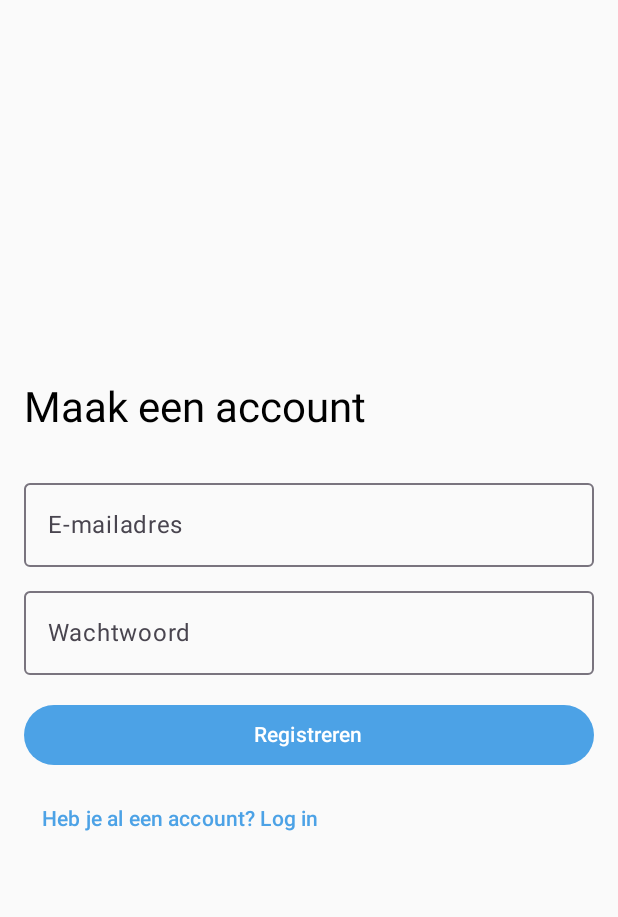
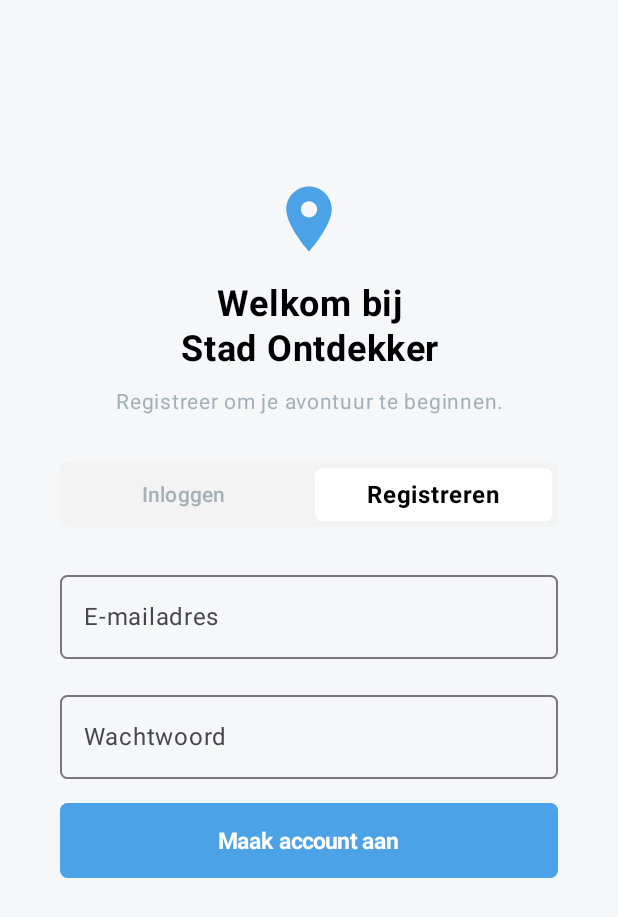
Before and after one commit to lararqna/CityApp, an Android app built with Jetpack Compose: the screen it shows after launch (MainActivity), on a phone screen of 412 x 824 dp. Shown: the top 917 px of the screen. Run offline under Robolectric (Android 15) with nearby library versions, the phone set to English and light mode, and no system bars; our stand-ins replace Firebase (no records; nobody signed in at launch, a user with empty details on screens opened directly).

Commit message:
Adjust layout of register page to match login page

```diff
--- a/app/src/main/java/com/example/cityapp/ui/LoginScreen.kt
+++ b/app/src/main/java/com/example/cityapp/ui/LoginScreen.kt
@@ -6,6 +6,7 @@ import androidx.compose.foundation.layout.*
 import androidx.compose.foundation.shape.RoundedCornerShape
 import androidx.compose.material.icons.Icons
 import androidx.compose.material.icons.filled.LocationOn
+import androidx.compose.material.icons.filled.Place
 import androidx.compose.material3.*
 import androidx.compose.runtime.*
 import androidx.compose.runtime.getValue
@@ -49,8 +50,8 @@ fun LoginScreen(
             Spacer(modifier = Modifier.height(120.dp))
 
             Icon(
-                imageVector = Icons.Default.LocationOn,
-                contentDescription = "Compass Icon",
+                imageVector = Icons.Default.Place,
+                contentDescription = "Place Icon",
                 modifier = Modifier.size(52.dp),
                 tint = MaterialTheme.colorScheme.primary
             )
@@ -69,7 +70,7 @@ fun LoginScreen(
             Spacer(modifier = Modifier.height(10.dp))
 
             Text(
-                text = "Log in of maak een account aan\nom je avontuur te beginnen.",
+                text = "Log in om je avontuur te beginnen.",
                 color = AppTheme.extendedColors.inactiveText,
                 fontSize = 14.sp,
                 textAlign = TextAlign.Center,
--- a/app/src/main/java/com/example/cityapp/ui/RegisterScreen.kt
+++ b/app/src/main/java/com/example/cityapp/ui/RegisterScreen.kt
@@ -2,30 +2,28 @@ package com.example.cityapp.ui
 
 import android.util.Log
 import android.widget.Toast
-import androidx.compose.foundation.layout.Arrangement
-import androidx.compose.foundation.layout.Column
-import androidx.compose.foundation.layout.Spacer
-import androidx.compose.foundation.layout.fillMaxSize
-import androidx.compose.foundation.layout.fillMaxWidth
-import androidx.compose.foundation.layout.height
-import androidx.compose.foundation.layout.padding
-import androidx.compose.material3.Button
-import androidx.compose.material3.MaterialTheme
-import androidx.compose.material3.OutlinedTextField
-import androidx.compose.material3.Text
-import androidx.compose.material3.TextButton
-import androidx.compose.runtime.Composable
+import androidx.compose.foundation.background
+import androidx.compose.foundation.layout.*
+import androidx.compose.foundation.shape.RoundedCornerShape
+import androidx.compose.material.icons.Icons
+import androidx.compose.material.icons.filled.Place
+import androidx.compose.material3.*
+import androidx.compose.runtime.*
 import androidx.compose.runtime.getValue
-import androidx.compose.runtime.mutableStateOf
-import androidx.compose.runtime.remember
 import androidx.compose.runtime.setValue
+import androidx.compose.ui.Alignment
 import androidx.compose.ui.Modifier
 import androidx.compose.ui.platform.LocalContext
+import androidx.compose.ui.text.font.FontWeight
 import androidx.compose.ui.text.input.PasswordVisualTransformation
+import androidx.compose.ui.text.style.TextAlign
 import androidx.compose.ui.tooling.preview.Preview
 import androidx.compose.ui.unit.dp
+import androidx.compose.ui.unit.sp
 import androidx.navigation.NavController
 import androidx.navigation.compose.rememberNavController
+import com.example.cityapp.ui.theme.AppTheme
+import com.example.cityapp.ui.theme.CityAppTheme
 import com.google.firebase.auth.FirebaseAuth
 
 @Composable
@@ -37,23 +35,90 @@ fun RegisterScreen(
     var password by remember { mutableStateOf("") }
     val context = LocalContext.current
 
-    Column(
+    Box(
         modifier = Modifier
             .fillMaxSize()
-            .padding(16.dp),
-        verticalArrangement = Arrangement.Center
+            .background(MaterialTheme.colorScheme.background),
+        contentAlignment = Alignment.TopCenter
     ) {
-        Text("Maak een account", style = MaterialTheme.typography.headlineMedium)
+        Column(
+            horizontalAlignment = Alignment.CenterHorizontally,
+            modifier = Modifier
+                .fillMaxWidth()
+                .padding(horizontal = 40.dp)
+        ) {
+            Spacer(modifier = Modifier.height(120.dp))
+
+            Icon(
+                imageVector = Icons.Default.Place,
+                contentDescription = "Place Icon",
+                modifier = Modifier.size(52.dp),
+                tint = MaterialTheme.colorScheme.primary
+            )
+
+            Spacer(modifier = Modifier.height(16.dp))
+
+            Text(
+                text = "Welkom bij\nStad Ontdekker",
+                color = MaterialTheme.colorScheme.onBackground,
+                fontSize = 24.sp,
+                fontWeight = FontWeight.Bold,
+                textAlign = TextAlign.Center,
+                lineHeight = 30.sp
+            )
+
+            Spacer(modifier = Modifier.height(10.dp))
+
+            Text(
+                text = "Registreer om je avontuur te beginnen.",
+                color = AppTheme.extendedColors.inactiveText,
+                fontSize = 14.sp,
+                textAlign = TextAlign.Center,
+                lineHeight = 20.sp
+            )
+
+            Spacer(modifier = Modifier.height(30.dp))
+            Row(
+                modifier = Modifier
+                    .fillMaxWidth()
+                    .height(43.dp)
+                    .background(AppTheme.extendedColors.toggleBackground, RoundedCornerShape(5.dp)),
+                verticalAlignment = Alignment.CenterVertically
+            ) {
+                TextButton(
+                    onClick = { navController.navigate("login") },
+                    modifier = Modifier.weight(1f)
+                ) {
+                    Text("Inloggen", color = AppTheme.extendedColors.inactiveText)
+                }
+
+                Box(
+                    modifier = Modifier
+                        .weight(1f)
+                        .fillMaxHeight()
+                        .padding(4.dp)
+                        .background(MaterialTheme.colorScheme.surface, RoundedCornerShape(5.dp)),
+                    contentAlignment = Alignment.Center
+                ) {
+                    Text(
+                        "Registreren",
+                        color = MaterialTheme.colorScheme.onSurface,
+                        fontWeight = FontWeight.Bold
+                    )
+                }
+            }
+
             Spacer(modifier = Modifier.height(24.dp))
-
             OutlinedTextField(
                 value = email,
                 onValueChange = { email = it },
                 label = { Text("E-mailadres") },
                 singleLine = true,
-            modifier = Modifier.fillMaxWidth()
+                modifier = Modifier.fillMaxWidth(),
+                shape = RoundedCornerShape(5.dp)
             )
-        Spacer(modifier = Modifier.height(8.dp))
+
+            Spacer(modifier = Modifier.height(16.dp))
 
             OutlinedTextField(
                 value = password,
@@ -61,8 +126,10 @@ fun RegisterScreen(
                 label = { Text("Wachtwoord") },
                 visualTransformation = PasswordVisualTransformation(),
                 singleLine = true,
-            modifier = Modifier.fillMaxWidth()
+                modifier = Modifier.fillMaxWidth(),
+                shape = RoundedCornerShape(5.dp)
             )
+
             Spacer(modifier = Modifier.height(16.dp))
 
             Button(
@@ -86,24 +153,32 @@ fun RegisterScreen(
                         Toast.makeText(context, "Vul alle velden in.", Toast.LENGTH_SHORT).show()
                     }
                 },
-            modifier = Modifier.fillMaxWidth()
+                shape = RoundedCornerShape(5.dp),
+                modifier = Modifier
+                    .fillMaxWidth()
+                    .height(50.dp),
+                colors = ButtonDefaults.buttonColors(
+                    containerColor = MaterialTheme.colorScheme.primary
+                )
             ) {
-            Text("Registreren")
+                Text(
+                    text = "Maak account aan",
+                    color = MaterialTheme.colorScheme.onPrimary,
+                    fontSize = 15.sp,
+                    fontWeight = FontWeight.Bold
+                )
             }
-        Spacer(modifier = Modifier.height(8.dp))
-
-        TextButton(onClick = { navController.navigate("login") }) {
-            Text("Heb je al een account? Log in")
         }
     }
 }
 
-@Preview(showBackground = true)
+@Preview(showBackground = true, device = "spec:width=393dp,height=852dp,dpi=480")
 @Composable
 fun RegisterScreenPreview() {
-    val navController = rememberNavController()
+    CityAppTheme {
         RegisterScreen(
-        navController = navController,
+            navController = rememberNavController(),
             auth = null
         )
     }
+}
```
Lines whose indentation alone changed are shown as unchanged.
